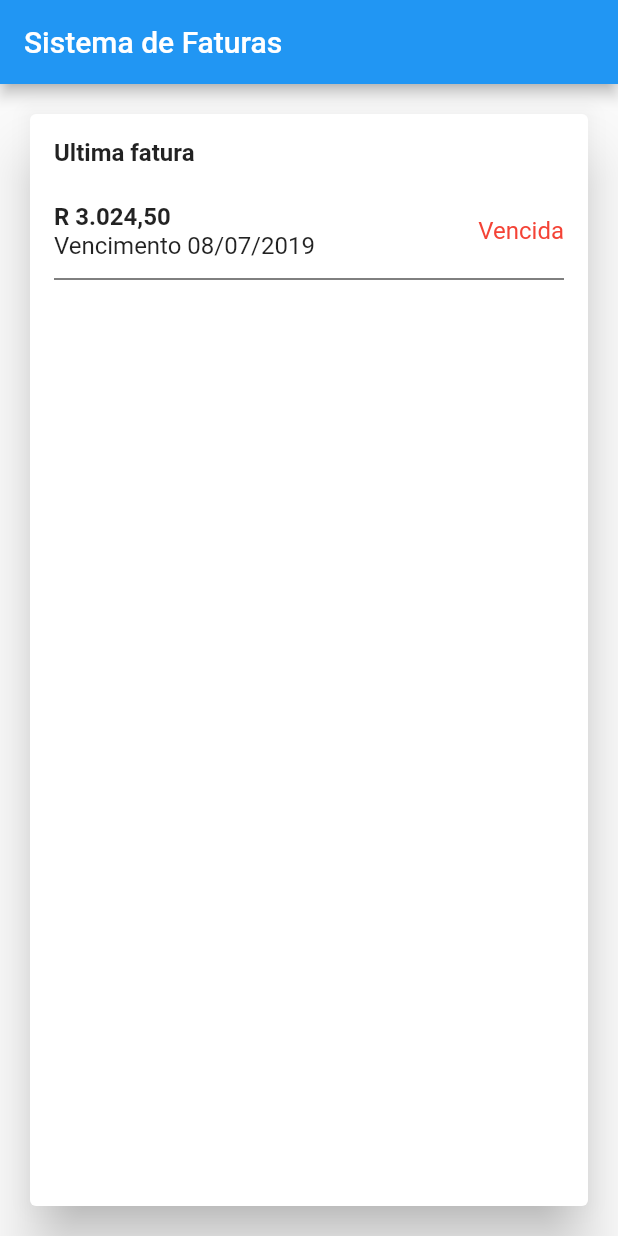
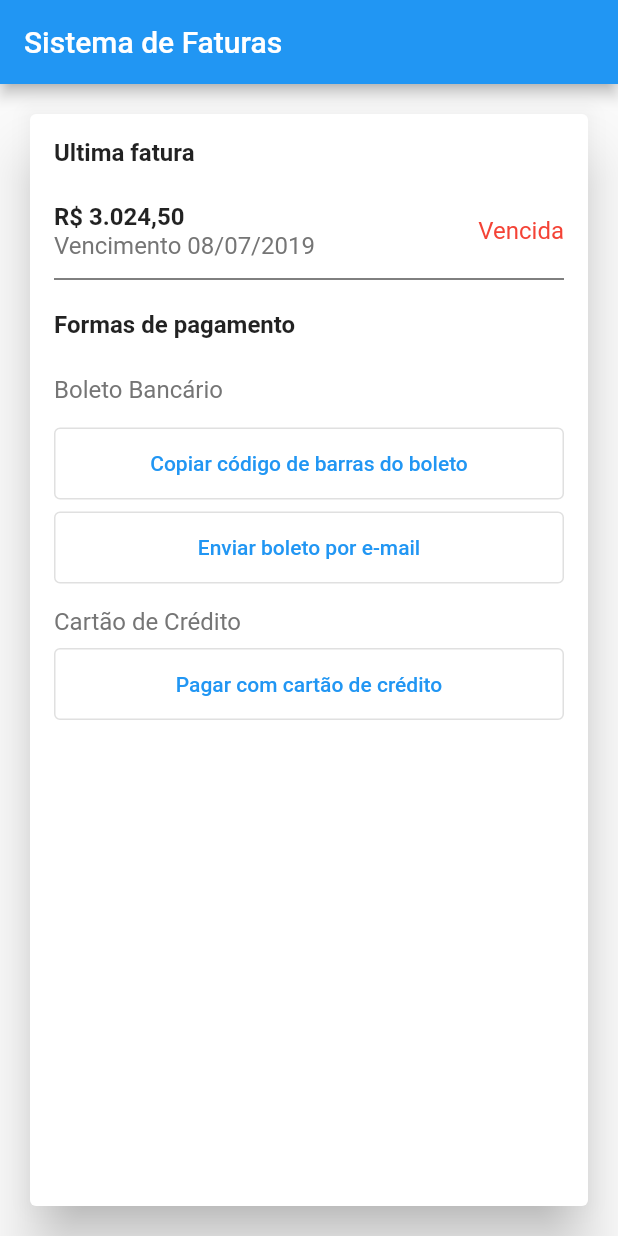
Before and after one commit to leticiamrosa/invoices-flutter, a Flutter app: the screen it shows after launch, on a phone screen of 412 x 824 dp. Run offline on Flutter 3.47's test engine with Material 2 defaults, Android fonts, the phone set to English and light mode, and no system bars.

Commit message:
feat: implementation select payment screen

```diff
--- a/lib/src/features/payments/presentation/widgets/invoice_info.dart
+++ b/lib/src/features/payments/presentation/widgets/invoice_info.dart
@@ -28,7 +28,7 @@ class InvoiceInfo extends StatelessWidget {
                   textDirection: TextDirection.ltr,
                   children: const [
                     Text(
-                      'R 3.024,50',
+                      'R\$ 3.024,50',
                       textDirection: TextDirection.ltr,
                       style:
                           TextStyle(fontWeight: FontWeight.bold, fontSize: 16),
@@ -36,11 +36,12 @@ class InvoiceInfo extends StatelessWidget {
                   ],
                 ),
                 Row(
-                  children: const [
+                  children: [
                     Text(
                       'Vencimento 08/07/2019',
                       textDirection: TextDirection.ltr,
-                      style: TextStyle(fontSize: 16),
+                      style:
+                          TextStyle(fontSize: 16, color: Colors.grey.shade600),
                     ),
                   ],
                 )
--- a/lib/src/features/payments/presentation/widgets/payment_card_content.dart
+++ b/lib/src/features/payments/presentation/widgets/payment_card_content.dart
@@ -1,5 +1,6 @@
 import 'package:flutter/material.dart';
 import 'package:invoices/src/features/payments/presentation/widgets/invoice_info.dart';
+import 'package:invoices/src/features/payments/presentation/widgets/payment_methods.dart';
 
 class PaymentCardContent extends StatelessWidget {
   const PaymentCardContent({Key? key}) : super(key: key);
@@ -12,7 +13,7 @@ class PaymentCardContent extends StatelessWidget {
             child: Card(
                 elevation: 16,
                 child: Column(
-                  children: const [InvoiceInfo()],
+                  children: const [InvoiceInfo(), PaymentMethods()],
                 ))));
   }
 }
--- /dev/null
+++ b/lib/src/features/payments/presentation/widgets/payment_methods.dart
@@ -0,0 +1,113 @@
+import 'package:flutter/material.dart';
+
+class PaymentMethods extends StatelessWidget {
+  const PaymentMethods({Key? key}) : super(key: key);
+
+  final spacingDefault = const EdgeInsets.fromLTRB(16.0, 8.0, 16.0, 8.0);
+
+  AlertDialog buildAlertDialog(BuildContext context) {
+    Widget buttonSubmit = TextButton(
+        onPressed: () {
+          Navigator.of(context).pop();
+        },
+        child: const Text('Continuar'));
+
+    AlertDialog alert = AlertDialog(
+      title: const Text("Erro"),
+      content: const Text("Não implementado..."),
+      actions: [buttonSubmit],
+    );
+
+    return alert;
+  }
+
+  void openDialog(BuildContext context) {
+    showDialog(
+      context: context,
+      builder: (BuildContext context) {
+        return buildAlertDialog(context);
+      },
+    );
+  }
+
+  @override
+  Widget build(BuildContext context) {
+    return Column(
+      children: [
+        Padding(
+            padding: const EdgeInsets.fromLTRB(16.0, 16.0, 16.0, 16.0),
+            child: Row(
+              children: const [
+                Text(
+                  'Formas de pagamento',
+                  textDirection: TextDirection.ltr,
+                  style: TextStyle(fontWeight: FontWeight.bold, fontSize: 16),
+                )
+              ],
+            )),
+        Padding(
+            padding: spacingDefault,
+            child: Row(
+              children: [
+                Text(
+                  'Boleto Bancário',
+                  textDirection: TextDirection.ltr,
+                  style: TextStyle(fontSize: 16, color: Colors.grey.shade600),
+                )
+              ],
+            )),
+        Column(
+          children: [
+            Padding(
+              padding: spacingDefault,
+              child: SizedBox(
+                width: double.infinity,
+                child: OutlinedButton(
+                    child: const Padding(
+                      padding: EdgeInsets.all(16.0),
+                      child: Text('Copiar código de barras do boleto'),
+                    ),
+                    onPressed: () => openDialog(context)),
+              ),
+            ),
+            Padding(
+              padding: const EdgeInsets.fromLTRB(16.0, 0.0, 16.0, 0.0),
+              child: SizedBox(
+                width: double.infinity,
+                child: OutlinedButton(
+                    child: const Padding(
+                      padding: EdgeInsets.all(16.0),
+                      child: Text('Enviar boleto por e-mail'),
+                    ),
+                    onPressed: () => openDialog(context)),
+              ),
+            )
+          ],
+        ),
+        Padding(
+            padding: const EdgeInsets.fromLTRB(16.0, 16.0, 16.0, 8.0),
+            child: Row(
+              children: [
+                Text(
+                  'Cartão de Crédito',
+                  textDirection: TextDirection.ltr,
+                  style: TextStyle(fontSize: 16, color: Colors.grey.shade600),
+                )
+              ],
+            )),
+        Padding(
+          padding: const EdgeInsets.fromLTRB(16.0, 0.0, 16.0, 0.0),
+          child: SizedBox(
+            width: double.infinity,
+            child: OutlinedButton(
+                child: const Padding(
+                  padding: EdgeInsets.all(16.0),
+                  child: Text('Pagar com cartão de crédito'),
+                ),
+                onPressed: () => openDialog(context)),
+          ),
+        )
+      ],
+    );
+  }
+}
```
